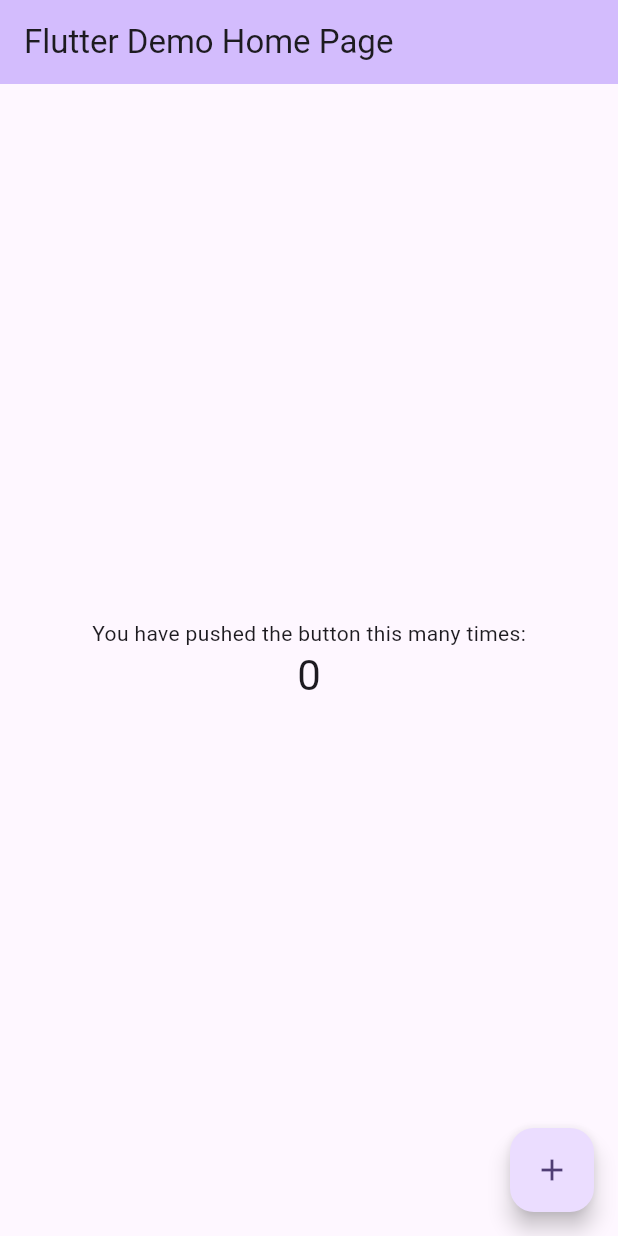
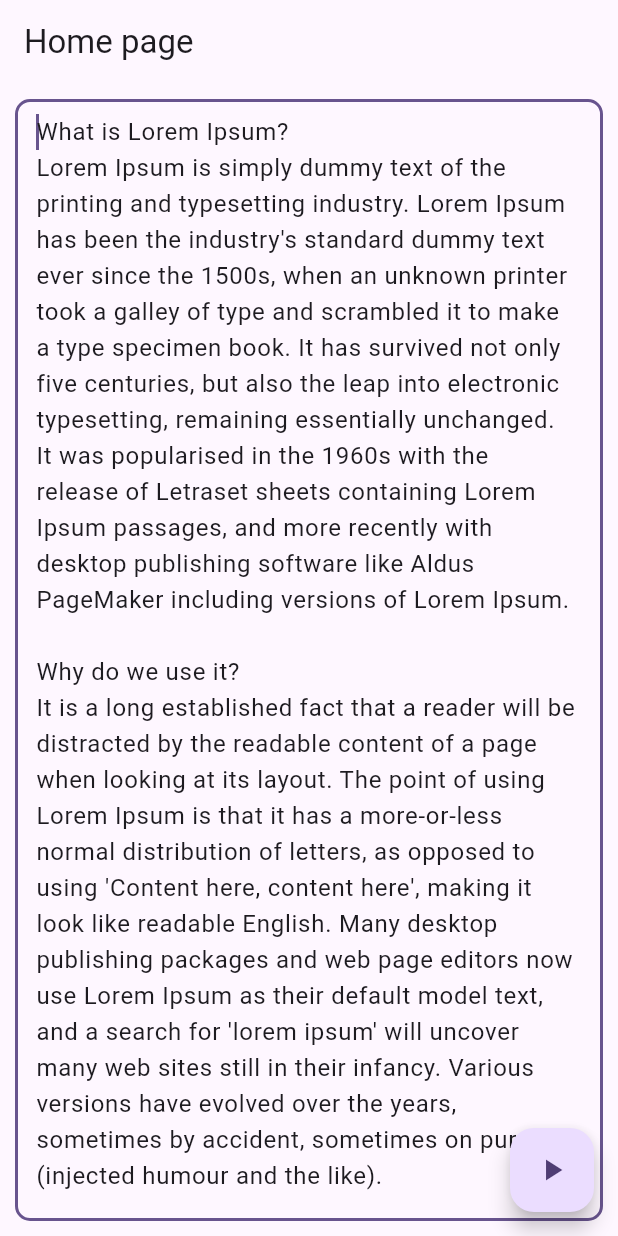
Before and after one commit to viettrungIT3/teleprompter_app, a Flutter app: the screen it shows after launch, on a phone screen of 412 x 824 dp. Run offline on Flutter 3.47's test engine with Material 3 defaults, Android fonts, the light colour scheme and no system bars.

Commit message:
teleprompter app

```diff
--- /dev/null
+++ b/devtools_options.yaml
@@ -0,0 +1,3 @@
+description: This file stores settings for Dart & Flutter DevTools.
+documentation: https://docs.flutter.dev/tools/devtools/extensions#configure-extension-enablement-states
+extensions:
--- a/lib/main.dart
+++ b/lib/main.dart
@@ -1,4 +1,6 @@
 import 'package:flutter/material.dart';
+
+import 'screens/home_screen.dart';
 
 void main() {
   runApp(const MyApp());
@@ -7,119 +9,18 @@
 class MyApp extends StatelessWidget {
   const MyApp({super.key});
 
-  // This widget is the root of your application.
   @override
   Widget build(BuildContext context) {
     return MaterialApp(
-      title: 'Flutter Demo',
+      title: 'Teleprompter App',
       theme: ThemeData(
-        // This is the theme of your application.
-        //
-        // TRY THIS: Try running your application with "flutter run". You'll see
-        // the application has a purple toolbar. Then, without quitting the app,
-        // try changing the seedColor in the colorScheme below to Colors.green
-        // and then invoke "hot reload" (save your changes or press the "hot
-        // reload" button in a Flutter-supported IDE, or press "r" if you used
-        // the command line to start the app).
-        //
-        // Notice that the counter didn't reset back to zero; the application
-        // state is not lost during the reload. To reset the state, use hot
-        // restart instead.
-        //
-        // This works for code too, not just values: Most code changes can be
-        // tested with just a hot reload.
         colorScheme: ColorScheme.fromSeed(seedColor: Colors.deepPurple),
         useMaterial3: true,
       ),
-      home: const MyHomePage(title: 'Flutter Demo Home Page'),
+      initialRoute: '/',
+      routes: {
+        '/': (context) => const HomeScreen(),
+      },
     );
   }
 }
-
-class MyHomePage extends StatefulWidget {
-  const MyHomePage({super.key, required this.title});
-
-  // This widget is the home page of your application. It is stateful, meaning
-  // that it has a State object (defined below) that contains fields that affect
-  // how it looks.
-
-  // This class is the configuration for the state. It holds the values (in this
-  // case the title) provided by the parent (in this case the App widget) and
-  // used by the build method of the State. Fields in a Widget subclass are
-  // always marked "final".
-
-  final String title;
-
-  @override
-  State<MyHomePage> createState() => _MyHomePageState();
-}
-
-class _MyHomePageState extends State<MyHomePage> {
-  int _counter = 0;
-
-  void _incrementCounter() {
-    setState(() {
-      // This call to setState tells the Flutter framework that something has
-      // changed in this State, which causes it to rerun the build method below
-      // so that the display can reflect the updated values. If we changed
-      // _counter without calling setState(), then the build method would not be
-      // called again, and so nothing would appear to happen.
-      _counter++;
-    });
-  }
-
-  @override
-  Widget build(BuildContext context) {
-    // This method is rerun every time setState is called, for instance as done
-    // by the _incrementCounter method above.
-    //
-    // The Flutter framework has been optimized to make rerunning build methods
-    // fast, so that you can just rebuild anything that needs updating rather
-    // than having to individually change instances of widgets.
-    return Scaffold(
-      appBar: AppBar(
-        // TRY THIS: Try changing the color here to a specific color (to
-        // Colors.amber, perhaps?) and trigger a hot reload to see the AppBar
-        // change color while the other colors stay the same.
-        backgroundColor: Theme.of(context).colorScheme.inversePrimary,
-        // Here we take the value from the MyHomePage object that was created by
-        // the App.build method, and use it to set our appbar title.
-        title: Text(widget.title),
-      ),
-      body: Center(
-        // Center is a layout widget. It takes a single child and positions it
-        // in the middle of the parent.
-        child: Column(
-          // Column is also a layout widget. It takes a list of children and
-          // arranges them vertically. By default, it sizes itself to fit its
-          // children horizontally, and tries to be as tall as its parent.
-          //
-          // Column has various properties to control how it sizes itself and
-          // how it positions its children. Here we use mainAxisAlignment to
-          // center the children vertically; the main axis here is the vertical
-          // axis because Columns are vertical (the cross axis would be
-          // horizontal).
-          //
-          // TRY THIS: Invoke "debug painting" (choose the "Toggle Debug Paint"
-          // action in the IDE, or press "p" in the console), to see the
-          // wireframe for each widget.
-          mainAxisAlignment: MainAxisAlignment.center,
-          children: <Widget>[
-            const Text(
-              'You have pushed the button this many times:',
-            ),
-            Text(
-              '$_counter',
-              style: Theme.of(context).textTheme.headlineMedium,
-            ),
-          ],
-        ),
-      ),
-      floatingActionButton: FloatingActionButton(
-        onPressed: _incrementCounter,
-        tooltip: 'Increment',
-        child: const Icon(Icons.add),
-      ), // This trailing comma makes auto-formatting nicer for build methods.
-    );
-  }
-}
--- /dev/null
+++ b/lib/models/teleprompter_text.dart
@@ -0,0 +1,13 @@
+class TeleprompterText {
+  final String content;
+  final double scrollSpeed;
+
+  TeleprompterText({required this.content, this.scrollSpeed = 50.0});
+
+  TeleprompterText copyWith({String? content, double? scrollSpeed}) {
+    return TeleprompterText(
+      content: content ?? this.content,
+      scrollSpeed: scrollSpeed ?? this.scrollSpeed,
+    );
+  }
+}
--- /dev/null
+++ b/lib/screens/home_screen.dart
@@ -0,0 +1,64 @@
+import 'package:flutter/material.dart';
+
+import '../services/teleprompter_service.dart';
+import 'teleprompter_screen.dart.dart';
+
+class HomeScreen extends StatefulWidget {
+  const HomeScreen({
+    super.key,
+  });
+
+  @override
+  State<HomeScreen> createState() => _HomeScreenState();
+}
+
+class _HomeScreenState extends State<HomeScreen> {
+  TextEditingController textEditingController = TextEditingController();
+  final TeleprompterService teleprompterService = TeleprompterService();
+  @override
+  void initState() {
+    super.initState();
+    textEditingController.text = teleprompterService.getDefaultText().content;
+    textEditingController.selection =
+        const TextSelection(baseOffset: 0, extentOffset: 0);
+  }
+
+  @override
+  Widget build(BuildContext context) {
+    return GestureDetector(
+      onTap: () => FocusManager.instance.primaryFocus?.unfocus(),
+      child: Scaffold(
+        appBar: AppBar(
+          title: const Text('Home page'),
+        ),
+        body: Container(
+          margin: const EdgeInsets.all(10),
+          child: TextField(
+            controller: textEditingController,
+            decoration: InputDecoration(
+              contentPadding: const EdgeInsets.all(10),
+              border: OutlineInputBorder(
+                borderRadius: BorderRadius.circular(10),
+              ),
+              hintText: "Text for teleprompter",
+            ),
+            scrollPadding: const EdgeInsets.all(20.0),
+            keyboardType: TextInputType.multiline,
+            maxLines: 99999,
+            autofocus: true,
+          ),
+        ),
+        floatingActionButton: FloatingActionButton(
+          child: const Icon(Icons.play_arrow),
+          onPressed: () => Navigator.of(context).push(
+            MaterialPageRoute(
+              builder: (context) => TeleprompterScreen(
+                text: textEditingController.text,
+              ),
+            ),
+          ),
+        ),
+      ),
+    );
+  }
+}
--- /dev/null
+++ b/lib/services/teleprompter_service.dart
@@ -0,0 +1,30 @@
+import '../models/teleprompter_text.dart';
+
+class TeleprompterService {
+  // Dữ liệu mẫu
+  final TeleprompterText _defaultText = TeleprompterText(
+    content: "What is Lorem Ipsum? \n"
+        "Lorem Ipsum is simply dummy text of the printing and typesetting industry. Lorem Ipsum has been the industry's standard dummy text ever since the 1500s, when an unknown printer took a galley of type and scrambled it to make a type specimen book. It has survived not only five centuries, but also the leap into electronic typesetting, remaining essentially unchanged. It was popularised in the 1960s with the release of Letraset sheets containing Lorem Ipsum passages, and more recently with desktop publishing software like Aldus PageMaker including versions of Lorem Ipsum. \n"
+        " \n"
+        "Why do we use it? \n"
+        "It is a long established fact that a reader will be distracted by the readable content of a page when looking at its layout. The point of using Lorem Ipsum is that it has a more-or-less normal distribution of letters, as opposed to using 'Content here, content here', making it look like readable English. Many desktop publishing packages and web page editors now use Lorem Ipsum as their default model text, and a search for 'lorem ipsum' will uncover many web sites still in their infancy. Various versions have evolved over the years, sometimes by accident, sometimes on purpose (injected humour and the like). \n"
+        " \n"
+        " \n"
+        "Where does it come from? \n"
+        "Contrary to popular belief, Lorem Ipsum is not simply random text. It has roots in a piece of classical Latin literature from 45 BC, making it over 2000 years old. Richard McClintock, a Latin professor at Hampden-Sydney College in Virginia, looked up one of the more obscure Latin words, consectetur, from a Lorem Ipsum passage, and going through the cites of the word in classical literature, discovered the undoubtable source. Lorem Ipsum comes from sections 1.10.32 and 1.10.33 of 'de Finibus Bonorum et Malorum' (The Extremes of Good and Evil) by Cicero, written in 45 BC. This book is a treatise on the theory of ethics, very popular during the Renaissance. The first line of Lorem Ipsum, 'Lorem ipsum dolor sit amet..', comes from a line in section 1.10.32. \n"
+        " \n"
+        "The standard chunk of Lorem Ipsum used since the 1500s is reproduced below for those interested. Sections 1.10.32 and 1.10.33 from 'de Finibus Bonorum et Malorum' by Cicero are also reproduced in their exact original form, accompanied by English versions from the 1914 translation by H. Rackham. \n"
+        " \n"
+        "Where can I get some? \n"
+        "There are many variations of passages of Lorem Ipsum available, but the majority have suffered alteration in some form, by injected humour, or randomised words which don't look even slightly believable. If you are going to use a passage of Lorem Ipsum, you need to be sure there isn't anything embarrassing hidden in the middle of text. All the Lorem Ipsum generators on the Internet tend to repeat predefined chunks as necessary, making this the first true generator on the Internet. It uses a dictionary of over 200 Latin words, combined with a handful of model sentence structures, to generate Lorem Ipsum which looks reasonable. The generated Lorem Ipsum is therefore always free from repetition, injected humour, or non-characteristic words etc.",
+  );
+
+  TeleprompterText getDefaultText() {
+    return _defaultText;
+  }
+
+  // Cập nhật dữ liệu văn bản (nếu cần lưu lại)
+  Future<void> updateText(TeleprompterText text) async {
+    // Logic lưu trữ (database, shared preferences, file...)
+  }
+}
--- /dev/null
+++ b/lib/utils/config.dart
@@ -0,0 +1,5 @@
+class ConfigTeleprompter {
+  static const double defaultScrollSpeed = 20.0;
+  static const double minScrollSpeed = 10.0;
+  static const double maxScrollSpeed = 200.0;
+}
--- /dev/null
+++ b/lib/utils/constants /enums.dart
@@ -0,0 +1,6 @@
+enum ScrollStatus {
+  initial,
+  scrolling,
+  paused,
+  finished,
+}
```
Also changed, not shown: lib/screens/teleprompter_screen.dart.dart (added, +239 -0 lines), 10 other files.
